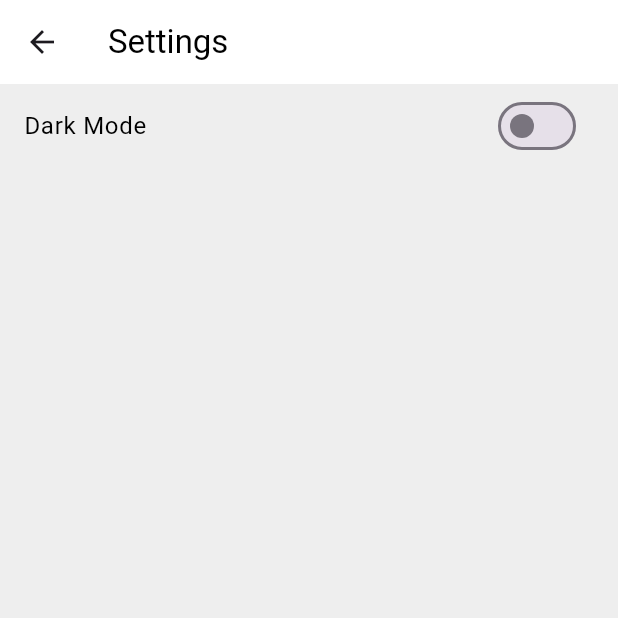
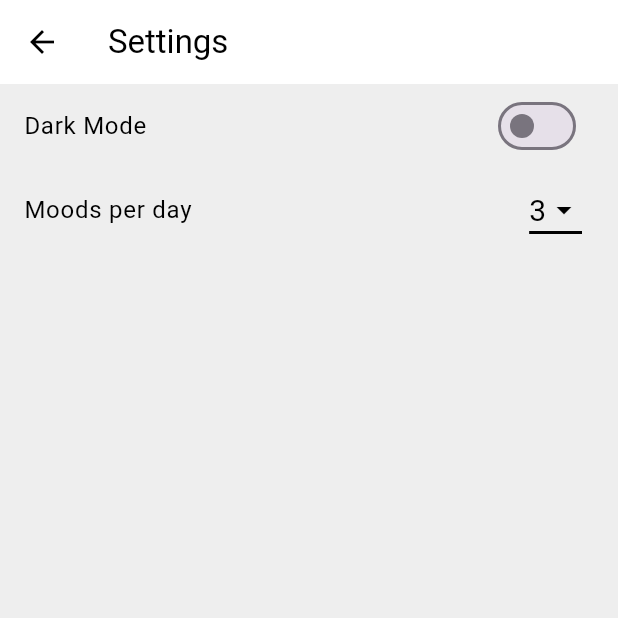
Before and after one commit to Shrimpage/tunteetON, a Flutter app: the screen it shows after launch, after a tap on the "settings" icon, on a phone screen of 412 x 824 dp, the top half of it. Run offline on Flutter 3.47's test engine with Material 3 defaults, Android fonts, the phone set to English and light mode, and no system bars; our stand-ins replace fl_chart, shared_preferences; missing offline and left inert: list_wheel_scroll_view_nls.

Commit message:
darkmode olemassaoleviin asetuksiin yms korjauksia

```diff
--- a/lib/asetukset.dart
+++ b/lib/asetukset.dart
@@ -2,7 +2,7 @@ import 'package:flutter/material.dart';
 import 'package:shared_preferences/shared_preferences.dart';
 
 class Asetukset extends StatefulWidget {
-  const Asetukset({super.key});
+  const Asetukset({required Key key}) : super(key: key);
 
   @override
   _AsetuksetSivuState createState() => _AsetuksetSivuState();
@@ -10,6 +10,7 @@ class Asetukset extends StatefulWidget {
 
 class _AsetuksetSivuState extends State<Asetukset> {
   bool _darkMode = false;
+  int _moodsPerDay = 3; // Default moods per day
 
   @override
   void initState() {
@@ -21,18 +22,21 @@ class _AsetuksetSivuState extends State<Asetukset> {
     SharedPreferences prefs = await SharedPreferences.getInstance();
     setState(() {
       _darkMode = prefs.getBool('darkMode') ?? false;
+      _moodsPerDay = prefs.getInt('moodsPerDay') ?? 3; // Default moods per day if not set
     });
   }
 
   _saveSettings() async {
     SharedPreferences prefs = await SharedPreferences.getInstance();
     prefs.setBool('darkMode', _darkMode);
+    prefs.setInt('moodsPerDay', _moodsPerDay);
   }
 
   @override
   Widget build(BuildContext context) {
     return Scaffold(
       appBar: AppBar(
+        leading: IconButton(icon: Icon(Icons.arrow_back), color: _darkMode ? Colors.white : Colors.black ,onPressed: () => Navigator.pushNamed(context, '/home'),),
         title: Text(
           'Settings',
           style: TextStyle(color: _darkMode ? Colors.white : Colors.black), // Change title color based on dark mode
@@ -55,6 +59,46 @@ class _AsetuksetSivuState extends State<Asetukset> {
               _saveSettings();
             },
           ),
+          ListTile(
+            title: Text(
+              'Moods per day',
+              style: TextStyle(color: _darkMode ? Colors.white : Colors.black), // Change text color based on dark mode
+            ),
+            trailing: DropdownButton<int>(
+              value: _moodsPerDay,
+              dropdownColor: _darkMode ? Colors.grey[900] : Colors.white, // Change dropdown menu color based on dark mode
+              elevation: 8, // Increase elevation for a shadow effect
+              style: TextStyle(
+              color: _darkMode ? Colors.white : Colors.black,
+              fontSize: 20,
+              ),
+              underline: Container(
+              height: 2,
+              color: _darkMode ? Colors.white : Colors.black, // Customize the underline color
+              ),
+              icon: Icon(
+              Icons.arrow_drop_down, // Add a dropdown icon
+              color: _darkMode ? Colors.white : Colors.black,
+              ),
+              items: <int>[3, 5, 7].map((int value) {
+                return DropdownMenuItem<int>(
+                  value: value,
+                  child: Text(
+                    '$value',
+                    style: TextStyle(
+                      color: _darkMode ? Colors.white : Colors.black, // Change dropdown item text color based on dark mode
+                      fontSize: 20,
+                  ),),
+                );
+              }).toList(),
+              onChanged: (value) {
+                setState(() {
+                  _moodsPerDay = value!.toInt();
+                });
+                _saveSettings();
+              },
+            ),
+          ),
           // Add more settings widgets here as needed
         ],
       ),
--- a/lib/main.dart
+++ b/lib/main.dart
@@ -61,7 +61,7 @@ class MyApp extends StatelessWidget {
         '/home': (context) => MyHome(),
         '/kaavio': (context) =>  Kaavio(),
         '/arvio': (context) => Arvio(),
-        '/asetukset': (context) => const Asetukset(),
+        '/asetukset': (context) => Asetukset(key: UniqueKey(),),
       },
     );
   }
```
